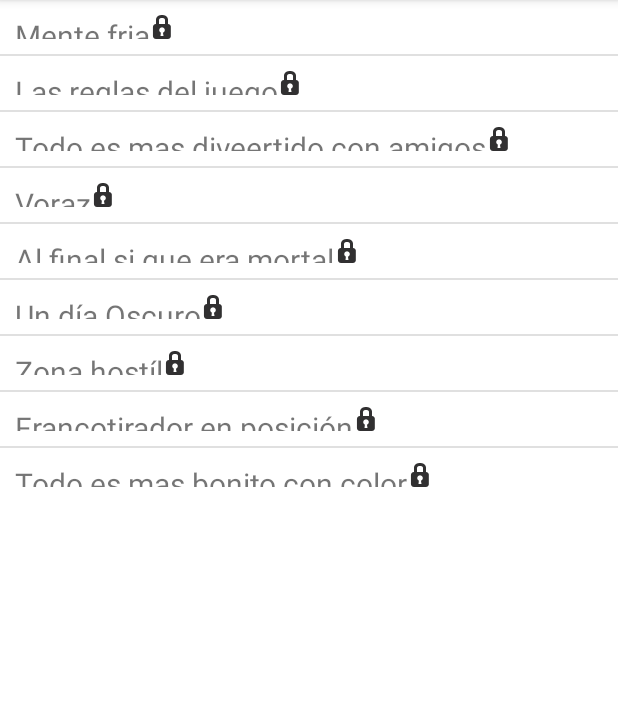
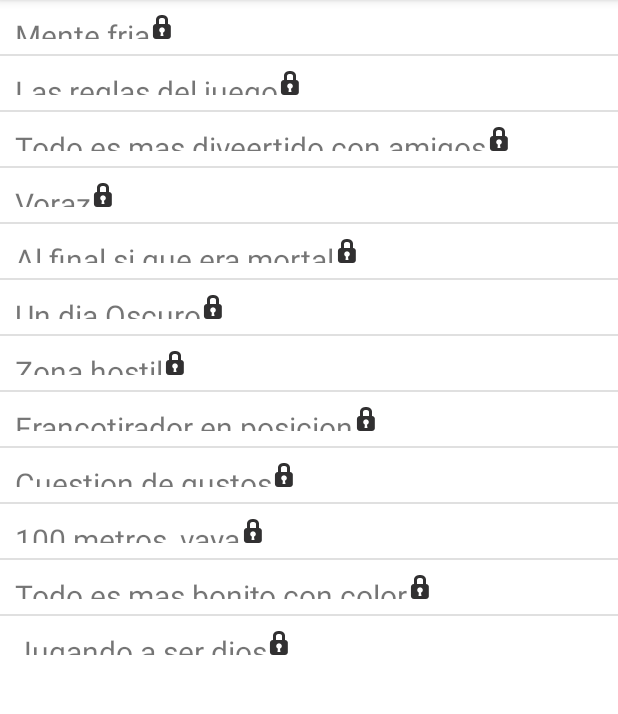
Before and after one commit to ALVareador/DM2_JUEGODELAJEDREZ, an Android app: the AchievementActivity screen opened directly, with no data from a screen before it, on a phone screen of 412 x 824 dp, the part 84-798 px from its top. Run offline under Robolectric (Android 15) with nearby library versions, the phone set to English and light mode, and no system bars.

Commit message:
Update AchievementActivity.java

```diff
--- a/app/src/main/java/org/uvigo/dm2_juego_del_ajedrez/AchievementActivity.java
+++ b/app/src/main/java/org/uvigo/dm2_juego_del_ajedrez/AchievementActivity.java
@@ -36,12 +36,15 @@ public class AchievementActivity extends AppCompatActivity {
 
         //Piezas
         achievements.add(new Achievement("Al final si que era mortal","Come una reina"));
-        achievements.add(new Achievement("Un día Oscuro","Come las dos torres"));
-        achievements.add(new Achievement("Zona hostíl","Lleva un peón a la última fila del tablero"));
-        achievements.add(new Achievement("Francotirador en posición","Coloca un alfil en una esquina del tablero"));
+        achievements.add(new Achievement("Un dia Oscuro","Come las dos torres"));
+        achievements.add(new Achievement("Zona hostil","Lleva un peón a la ultima fila del tablero"));
+        achievements.add(new Achievement("Francotirador en posicion","Coloca un alfil en una esquina del tablero"));
+        achievements.add(new Achievement("Cuestion de gustos","Intenta mover la pieza de otro jugador"));
+        achievements.add(new Achievement("100 metros, vaya","Consigue transformar un peon en reina en una partida"));
 
         //SKINS
         achievements.add(new Achievement("Todo es mas bonito con color","Activa un aspecto del tablero"));
+        achievements.add(new Achievement("Jugando a ser dios","Activa un aspecto de pieza"));
 
 
         ListView listView = findViewById(R.id.listViewAchievement);
```
